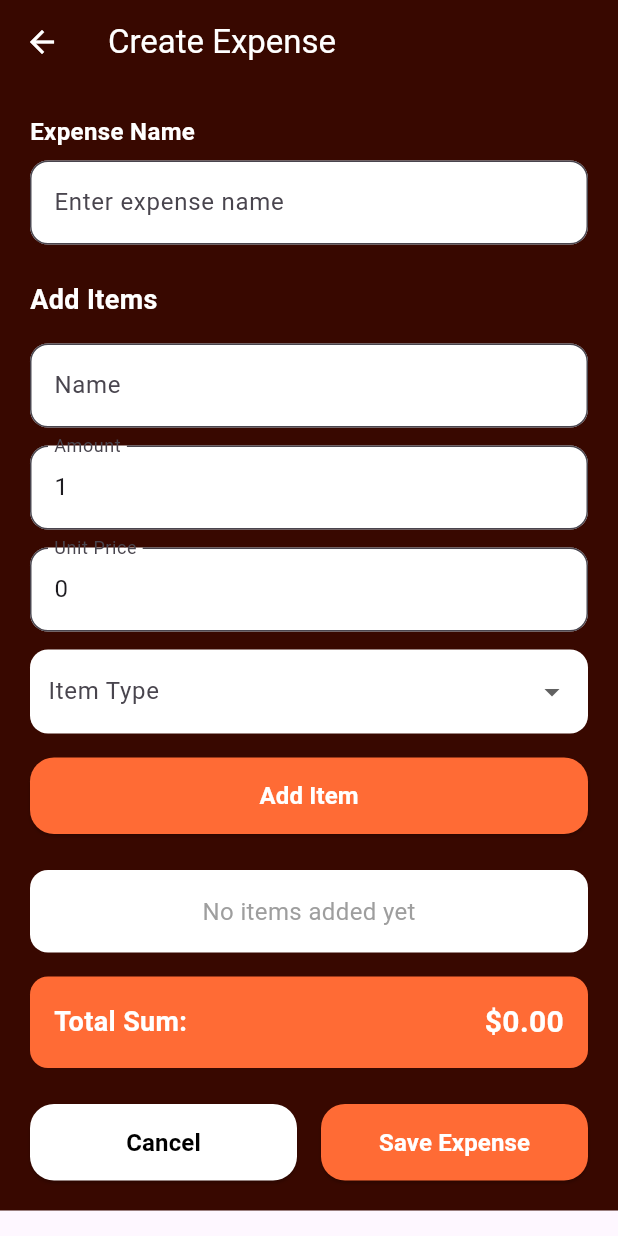
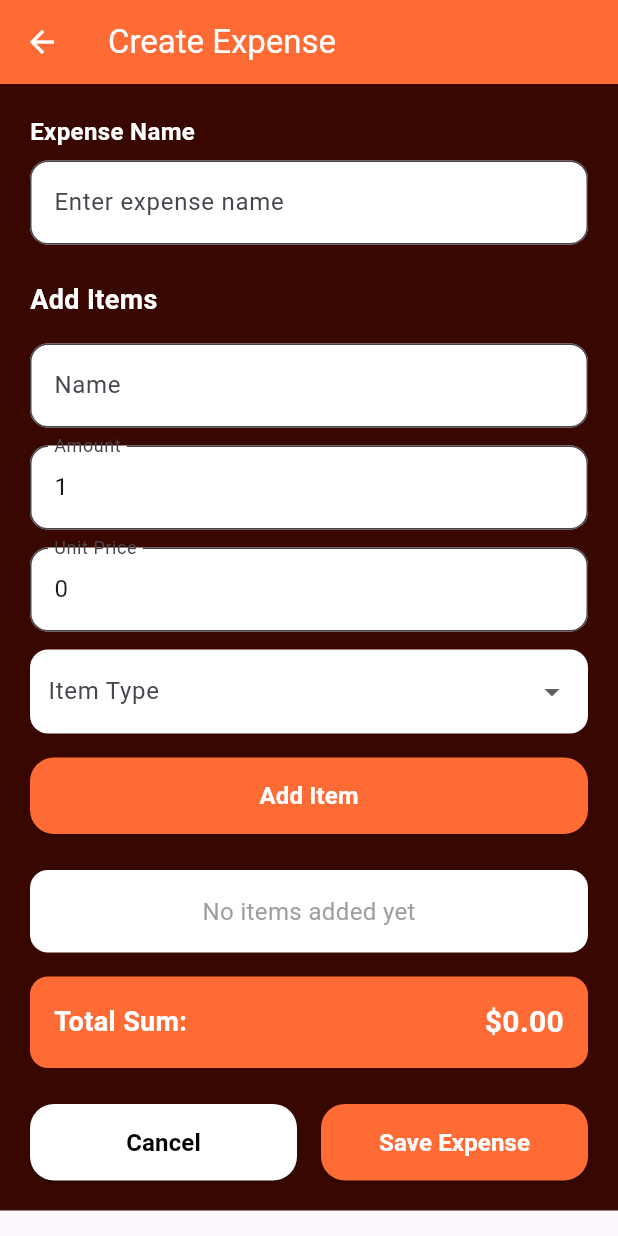
Before and after one commit to NRG-6-IOT/BykerZ-Mobile-Application, a Flutter app: the CreateExpenseView screen opened directly, on a phone screen of 412 x 824 dp. Run offline on Flutter 3.47's test engine with Material 3 defaults, Android fonts, the phone set to English and light mode, and no system bars; our stand-ins replace bloc, flutter_bloc, shared_preferences; accounts and stored records are empty.

Commit message:
chore: fix appbar.

```diff
--- a/lib/maintenance_and_operations/presentation/views/create_expense.dart
+++ b/lib/maintenance_and_operations/presentation/views/create_expense.dart
@@ -180,7 +180,7 @@ class _CreateExpenseViewState extends State<CreateExpenseView> {
     return Scaffold(
       appBar: AppBar(
         title: const Text('Create Expense'),
-        backgroundColor: const Color(0xFF380800),
+        backgroundColor: const Color(0xFFFF6B35),
         foregroundColor: Colors.white,
       ),
       body: BlocListener<ExpenseBloc, ExpenseState>(
--- a/lib/maintenance_and_operations/presentation/views/expenses.dart
+++ b/lib/maintenance_and_operations/presentation/views/expenses.dart
@@ -76,6 +76,8 @@ class _ExpensesViewState extends State<ExpensesView> {
     return Scaffold(
       appBar: AppBar(
         title: const Text('Expenses'),
+        backgroundColor: const Color(0xFFFF6B35),
+        foregroundColor: Colors.white,
       ),
       drawer: const AppDrawer(),
       body: BlocListener<ExpenseBloc, ExpenseState>(
--- a/lib/shared/presentation/views/dashboard.dart
+++ b/lib/shared/presentation/views/dashboard.dart
@@ -9,6 +9,8 @@ class Dashboard extends StatelessWidget {
     return Scaffold(
       appBar: AppBar(
         title: Text('Dashboard'),
+        backgroundColor: const Color(0xFFFF6B35),
+        foregroundColor: Colors.white,
       ),
       drawer: const AppDrawer(),
 
--- a/lib/vehicle_management/presentation/views/vehicles.dart
+++ b/lib/vehicle_management/presentation/views/vehicles.dart
@@ -9,6 +9,8 @@ class Vehicles extends StatelessWidget {
     return Scaffold(
       appBar: AppBar(
         title: Text('Vehicles'),
+        backgroundColor: const Color(0xFFFF6B35),
+        foregroundColor: Colors.white,
       ),
       drawer: AppDrawer(),
       body: Padding(
--- a/lib/vehicle_wellness/presentation/views/monitoring.dart
+++ b/lib/vehicle_wellness/presentation/views/monitoring.dart
@@ -9,6 +9,8 @@ class Monitoring extends StatelessWidget {
     return Scaffold(
       appBar: AppBar(
         title: Text('Vehicles'),
+        backgroundColor: const Color(0xFFFF6B35),
+        foregroundColor: Colors.white,
       ),
       drawer: AppDrawer(),
       body: Padding(
```
